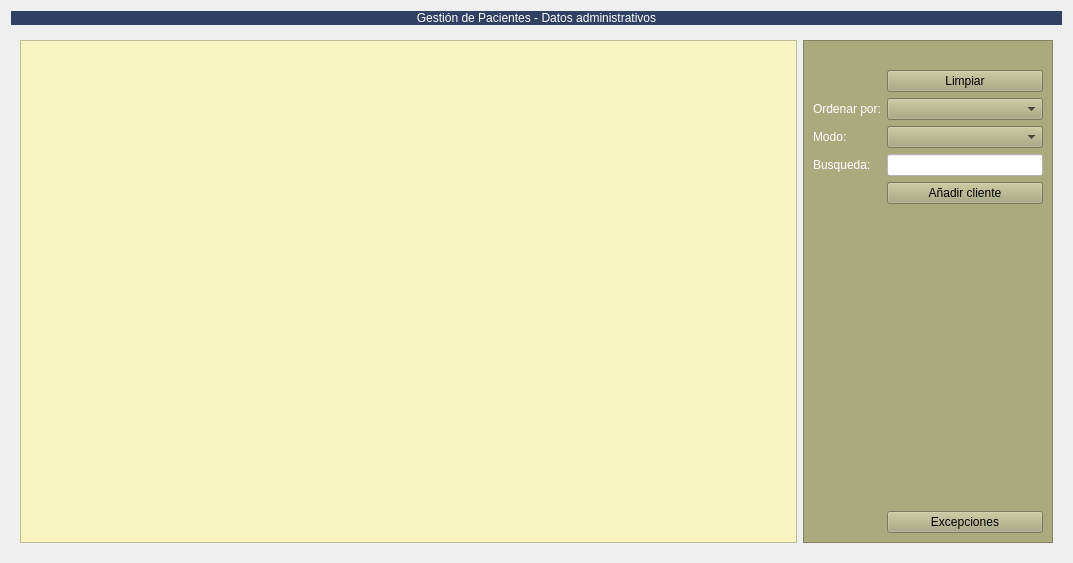
arcnexus/RedFoX, file Zona_Pacientes/frmClientes.ui: the form before one commit.
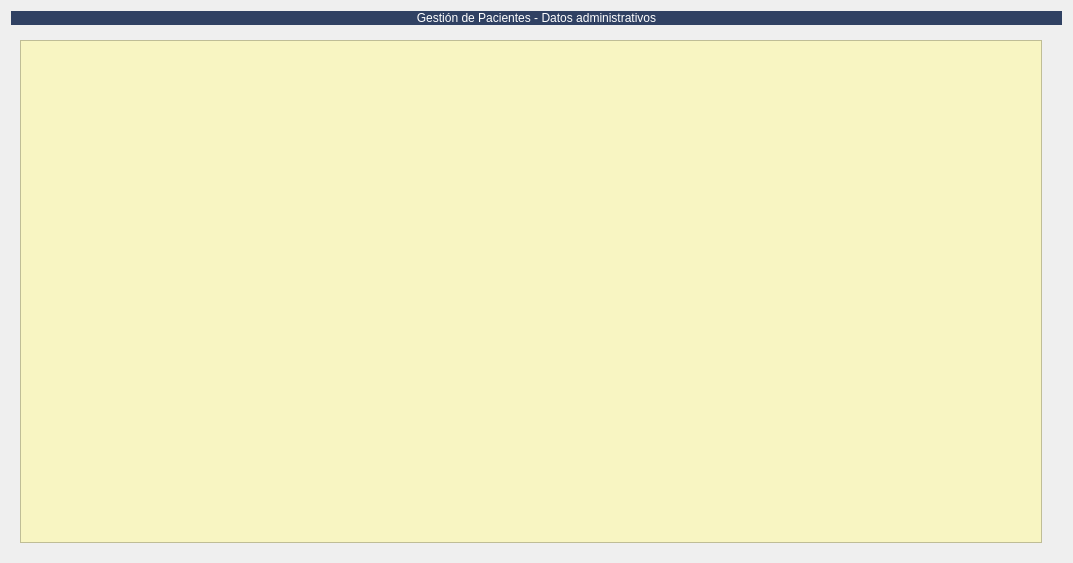
The form after the commit. The open tabs and pages were chosen to show the change. Icons and pictures are not drawn. Custom widgets are drawn as their Qt base class.

Commit message: Barras de busqueda

What changed in the file:
```diff
--- a/Zona_Pacientes/frmClientes.ui
+++ b/Zona_Pacientes/frmClientes.ui
@@ -4152,6 +4152,9 @@
      </widget>
      <widget class="QWidget" name="paginaBisquedas">
       <layout class="QGridLayout" name="gridLayout_28">
+       <property name="rightMargin">
+        <number>20</number>
+       </property>
        <item row="0" column="0">
         <widget class="QTableView" name="tabla_busquedas">
          <property name="autoFillBackground">
@@ -4188,134 +4191,6 @@
          </attribute>
         </widget>
        </item>
-       <item row="0" column="1">
-        <widget class="QFrame" name="frame_27">
-         <property name="maximumSize">
-          <size>
-           <width>250</width>
-           <height>16777215</height>
-          </size>
-         </property>
-         <property name="styleSheet">
-          <string notr="true">background-color: rgb(170, 170, 127);
-color: rgb(0, 0, 0);</string>
-         </property>
-         <property name="frameShape">
-          <enum>QFrame::StyledPanel</enum>
-         </property>
-         <property name="frameShadow">
-          <enum>QFrame::Raised</enum>
-         </property>
-         <layout class="QGridLayout" name="gridLayout_32">
-          <item row="4" column="2">
-           <widget class="QComboBox" name="cboModo"/>
-          </item>
-          <item row="1" column="2">
-           <widget class="QLabel" name="label_85">
-            <property name="text">
-             <string/>
-            </property>
-            <property name="pixmap">
-             <pixmap resource="../maya.qrc">:/Icons/PNG/busca_filtra.png</pixmap>
-            </property>
-           </widget>
-          </item>
-          <item row="7" column="0">
-           <spacer name="verticalSpacer_7">
-            <property name="orientation">
-             <enum>Qt::Vertical</enum>
-            </property>
-            <property name="sizeHint" stdset="0">
-             <size>
-              <width>20</width>
-              <height>40</height>
-             </size>
-            </property>
-           </spacer>
-          </item>
-          <item row="4" column="0">
-           <widget class="QLabel" name="label_84">
-            <property name="styleSheet">
-             <string notr="true">color: rgb(255, 255, 255);</string>
-            </property>
-            <property name="text">
-             <string>Modo:</string>
-            </property>
-           </widget>
-          </item>
-          <item row="3" column="0">
-           <widget class="QLabel" name="label_83">
-            <property name="styleSheet">
-             <string notr="true">color: rgb(255, 255, 255);</string>
-            </property>
-            <property name="text">
-             <string>Ordenar por:</string>
-            </property>
-           </widget>
-          </item>
-          <item row="5" column="0">
-           <widget class="QLabel" name="label_65">
-            <property name="styleSheet">
-             <string notr="true">color: rgb(255, 255, 255);</string>
-            </property>
-            <property name="text">
-             <string>Busqueda:</string>
-            </property>
-           </widget>
-          </item>
-          <item row="3" column="2">
-           <widget class="QComboBox" name="cboOrden">
-            <property name="minimumSize">
-             <size>
-              <width>120</width>
-              <height>0</height>
-             </size>
-            </property>
-           </widget>
-          </item>
-          <item row="5" column="2">
-           <widget class="QLineEdit" name="txtBuscar">
-            <property name="styleSheet">
-             <string notr="true">background-color: rgb(255, 255, 255);</string>
-            </property>
-           </widget>
-          </item>
-          <item row="2" column="2">
-           <widget class="QPushButton" name="btnLimpiar">
-            <property name="text">
-             <string>Limpiar</string>
-            </property>
-            <property name="icon">
-             <iconset resource="../maya.qrc">
-              <normaloff>:/Icons/PNG/clean.png</normaloff>:/Icons/PNG/clean.png</iconset>
-            </property>
-           </widget>
-          </item>
-          <item row="6" column="2">
-           <widget class="QPushButton" name="btnAdd_customer">
-            <property name="text">
-             <string>Añadir cliente</string>
-            </property>
-            <property name="icon">
-             <iconset resource="../maya.qrc">
-              <normaloff>:/Icons/PNG/add.png</normaloff>:/Icons/PNG/add.png</iconset>
-            </property>
-           </widget>
-          </item>
-          <item row="8" column="2">
-           <widget class="QPushButton" name="btnExcepciones">
-            <property name="text">
-             <string>Excepciones</string>
-            </property>
-            <property name="icon">
-             <iconset resource="../maya.qrc">
-              <normaloff>:/Icons/PNG/excepciones.png</normaloff>:/Icons/PNG/excepciones.png</iconset>
-            </property>
-           </widget>
-          </item>
-         </layout>
-        </widget>
-       </item>
       </layout>
      </widget>
     </widget>
```
Left out of the diff: 9 changed lines with no effect on the pictures. The commit also changes 41 other files.
